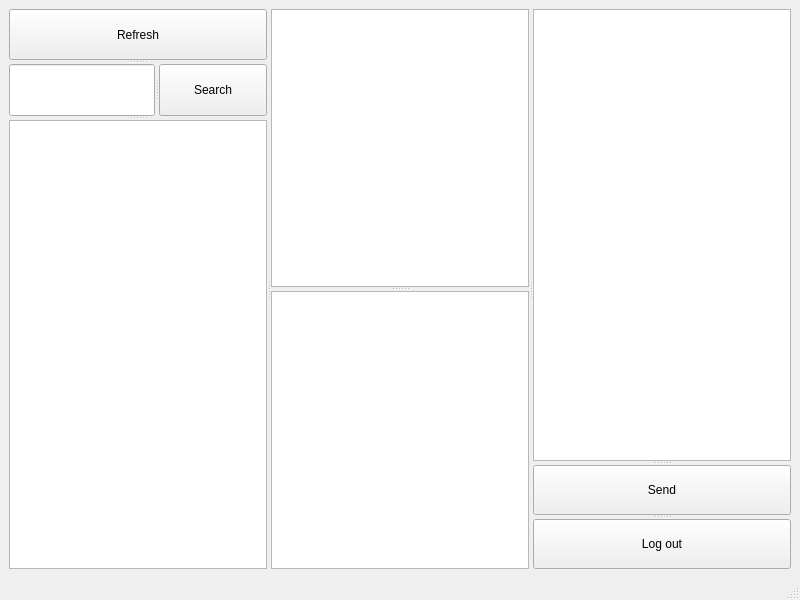
Before: the Qt Designer form XMYChatClient/chatwindow.ui in emonq/XMYChat, drawn with Qt 5.
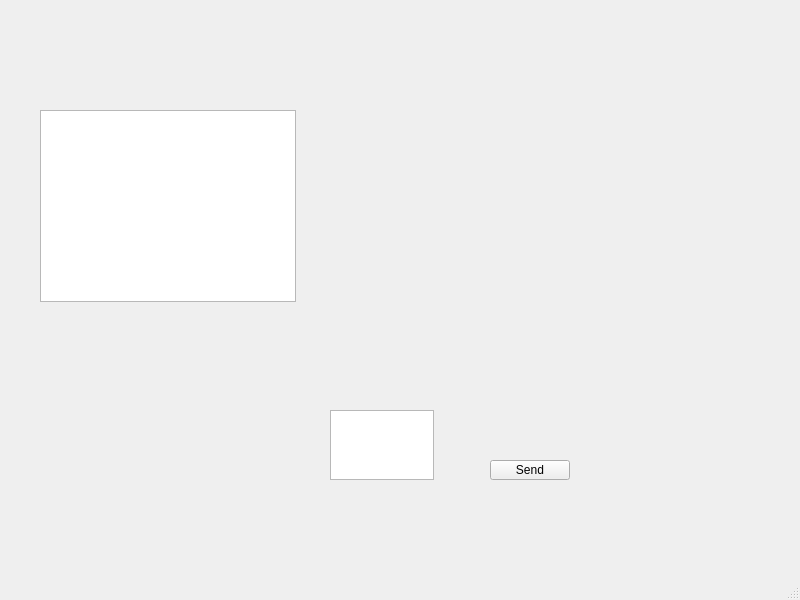
After: the same form once the commit is applied.

Diff of the .ui file:
```diff
--- a/XMYChatClient/chatwindow.ui
+++ b/XMYChatClient/chatwindow.ui
@@ -14,65 +14,39 @@
    <string>MainWindow</string>
   </property>
   <widget class="QWidget" name="centralwidget">
-   <layout class="QGridLayout" name="gridLayout">
-    <item row="0" column="0">
-     <widget class="QSplitter" name="splitter_6">
-      <property name="orientation">
-       <enum>Qt::Horizontal</enum>
-      </property>
-      <widget class="QSplitter" name="splitter_5">
-       <property name="orientation">
-        <enum>Qt::Vertical</enum>
-       </property>
-       <widget class="QPushButton" name="pushButton_refresh">
-        <property name="text">
-         <string>Refresh</string>
-        </property>
-       </widget>
-       <widget class="QSplitter" name="splitter_4">
-        <property name="orientation">
-         <enum>Qt::Horizontal</enum>
-        </property>
-        <widget class="QLineEdit" name="lineEdit_friendsearch"/>
-        <widget class="QPushButton" name="pushButton_search">
-         <property name="text">
-          <string>Search</string>
-         </property>
-        </widget>
-       </widget>
-       <widget class="QListWidget" name="listWidget_friends"/>
-      </widget>
-      <widget class="QSplitter" name="splitter">
-       <property name="orientation">
-        <enum>Qt::Vertical</enum>
-       </property>
-       <widget class="QListWidget" name="listWidget_messages"/>
-       <widget class="QPlainTextEdit" name="plainTextEdit_msgedit"/>
-      </widget>
-      <widget class="QSplitter" name="splitter_3">
-       <property name="orientation">
-        <enum>Qt::Vertical</enum>
-       </property>
-       <widget class="QListWidget" name="listWidget_info"/>
-       <widget class="QSplitter" name="splitter_2">
-        <property name="orientation">
-         <enum>Qt::Vertical</enum>
-        </property>
-        <widget class="QPushButton" name="pushButton_send">
-         <property name="text">
-          <string>Send</string>
-         </property>
-        </widget>
-        <widget class="QPushButton" name="pushButton">
-         <property name="text">
-          <string>Log out</string>
-         </property>
-        </widget>
-       </widget>
-      </widget>
-     </widget>
-    </item>
-   </layout>
+   <widget class="QListWidget" name="listWidget_friends">
+    <property name="geometry">
+     <rect>
+      <x>40</x>
+      <y>110</y>
+      <width>256</width>
+      <height>192</height>
+     </rect>
+    </property>
+   </widget>
+   <widget class="QPlainTextEdit" name="plainTextEdit_input_message">
+    <property name="geometry">
+     <rect>
+      <x>330</x>
+      <y>410</y>
+      <width>104</width>
+      <height>70</height>
+     </rect>
+    </property>
+   </widget>
+   <widget class="QPushButton" name="pushButton_send">
+    <property name="geometry">
+     <rect>
+      <x>490</x>
+      <y>460</y>
+      <width>80</width>
+      <height>20</height>
+     </rect>
+    </property>
+    <property name="text">
+     <string>Send</string>
+    </property>
+   </widget>
   </widget>
   <widget class="QMenuBar" name="menubar">
    <property name="geometry">
```
Left out of the diff: 4 changed lines with no effect on the pictures.
